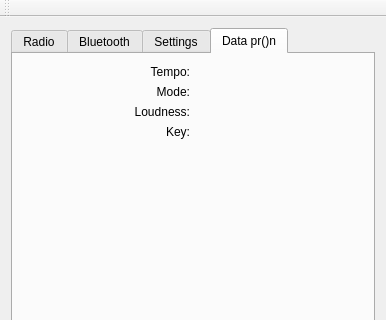
Above: mainwindow.ui from eartle/PresentRadio before the change; both pictures show x 0 to 386 and y 0 to 320 of the 386 by 488 pixel window. Below: the same form after it.
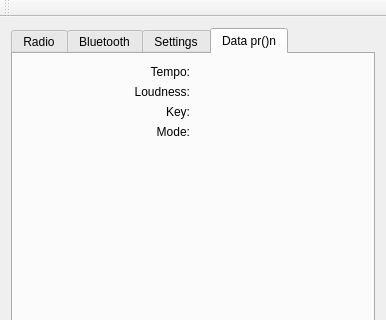
That is the form after the change. The open tabs and pages were chosen to show the change.

Commit message: Removing intermediate ui_mainwindow.h. Reordering data pr()n initialise on radio tab.

What changed in the file:
```diff
--- a/mainwindow.ui
+++ b/mainwindow.ui
@@ -229,16 +229,6 @@
            </widget>
           </item>
           <item row="1" column="0">
-           <widget class="QLabel" name="mode">
-            <property name="text">
-             <string>Mode:</string>
-            </property>
-            <property name="alignment">
-             <set>Qt::AlignRight|Qt::AlignTrailing|Qt::AlignVCenter</set>
-            </property>
-           </widget>
-          </item>
-          <item row="2" column="0">
            <widget class="QLabel" name="loudness">
             <property name="text">
              <string>Loudness:</string>
@@ -248,7 +238,14 @@
             </property>
            </widget>
           </item>
-          <item row="3" column="0">
+          <item row="1" column="1">
+           <widget class="QLabel" name="loudnessValue">
+            <property name="text">
+             <string/>
+            </property>
+           </widget>
+          </item>
+          <item row="2" column="0">
            <widget class="QLabel" name="key">
             <property name="text">
              <string>Key:</string>
@@ -258,27 +255,30 @@
             </property>
            </widget>
           </item>
-          <item row="1" column="1">
-           <widget class="QLabel" name="modeValue">
-            <property name="text">
-             <string/>
-            </property>
-           </widget>
-          </item>
           <item row="2" column="1">
-           <widget class="QLabel" name="loudnessValue">
-            <property name="text">
-             <string/>
-            </property>
-           </widget>
-          </item>
-          <item row="3" column="1">
            <widget class="QLabel" name="keyValue">
             <property name="text">
              <string/>
             </property>
            </widget>
           </item>
+          <item row="3" column="0">
+           <widget class="QLabel" name="mode">
+            <property name="text">
+             <string>Mode:</string>
+            </property>
+            <property name="alignment">
+             <set>Qt::AlignRight|Qt::AlignTrailing|Qt::AlignVCenter</set>
+            </property>
+           </widget>
+          </item>
+          <item row="3" column="1">
+           <widget class="QLabel" name="modeValue">
+            <property name="text">
+             <string/>
+            </property>
+           </widget>
+          </item>
          </layout>
         </item>
         <item>
```
Left out of the diff: 2 changed lines with no effect on the pictures. The commit also changes 3 other files.
